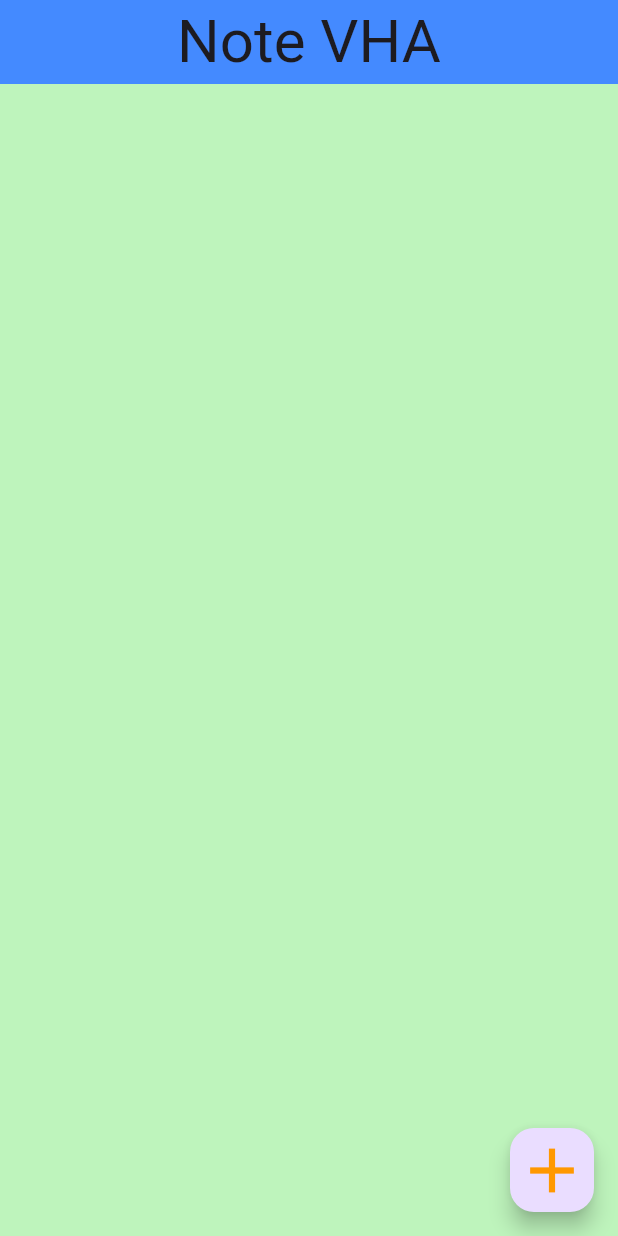
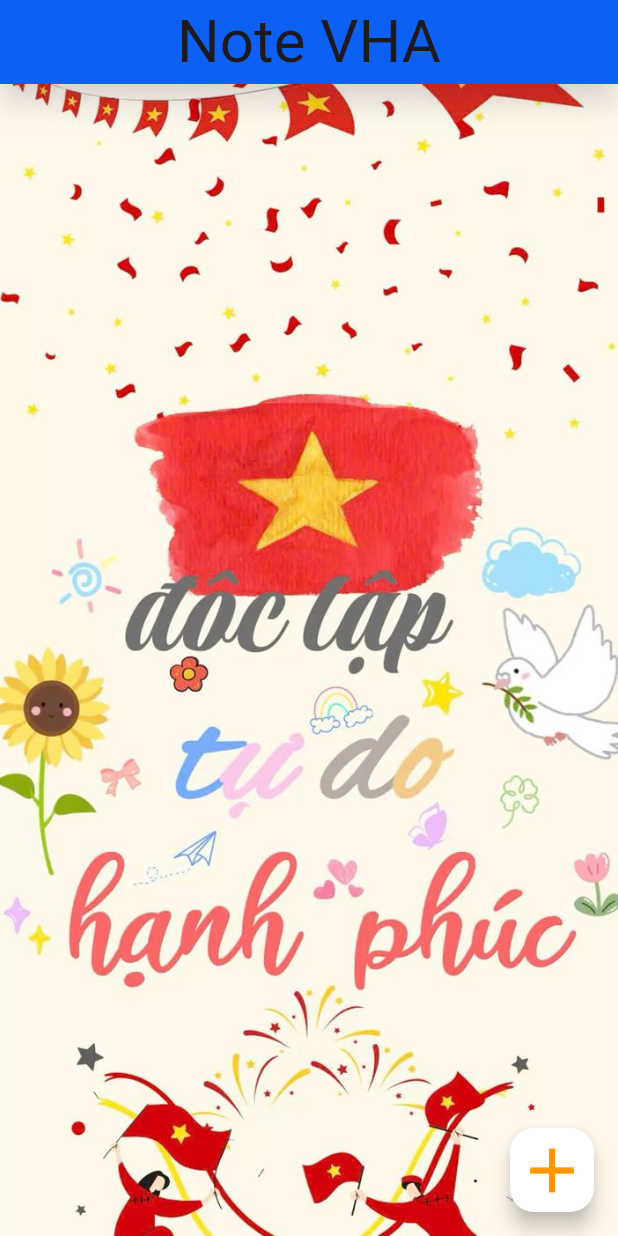
Before and after one commit to Eng-BuiVietHa/vha_note, a Flutter app: the screen it shows after launch, on a phone screen of 412 x 824 dp. Run offline on Flutter 3.47's test engine with Material 3 defaults, Android fonts, the phone set to English and light mode, and no system bars; missing offline and left inert: confirm_dialog.

Commit message:
App Note make by Bui Viet Ha

```diff
--- a/lib/main.dart
+++ b/lib/main.dart
@@ -1,7 +1,6 @@
 import 'package:flutter/material.dart';
 import 'package:vha_note/widget/GhiChuMoi_widget.dart';
 import 'package:vha_note/widget/NhapGhiChu_widget.dart';
-
 import 'model/items.dart';
 
 void main() {
@@ -45,22 +44,36 @@ class _MyAppState extends State<MyApp> {
   @override
   Widget build(BuildContext context){
     return Scaffold (
-      backgroundColor: const Color.fromARGB(255, 190, 244, 188),
+
       appBar: AppBar(
         centerTitle: true,
         title: const Text(
           'Note VHA',
           style:TextStyle(fontSize: 40),
         ),
-        backgroundColor: Colors.blueAccent,
-
+        backgroundColor: Color.fromARGB(255, 1, 98, 255),
+        elevation: 8,
+        shadowColor: const Color.fromARGB(255, 63, 19, 82).withOpacity(0.3),
       ),
-      body: SingleChildScrollView(
-        padding: EdgeInsets.symmetric(horizontal: 20,vertical:20),
-        child: Column(
-          children: items.map((item) => GhiChuMoi(
-            index : items.indexOf(item),
-            item : item, xoa: XoaGhiChu,sua: SuaGhiChu,)).toList(),
+      body: Container(
+        width: double.infinity,
+        height: double.infinity,
+        decoration: BoxDecoration(
+          image: DecorationImage(
+            image: AssetImage('assets/background.jpg'),
+            fit: BoxFit.cover,
+          ),
+        ),
+        child: SingleChildScrollView(
+          padding: const EdgeInsets.symmetric(horizontal: 20, vertical: 20),
+          child: Column(
+            children: items.map((item) => GhiChuMoi(
+              index: items.indexOf(item),
+              item: item,
+              xoa: XoaGhiChu,
+              sua: SuaGhiChu,
+            )).toList(),
+          ),
         ),
       ),
       floatingActionButton : FloatingActionButton(
@@ -74,6 +87,7 @@ class _MyAppState extends State<MyApp> {
             },
           );
         },
+        backgroundColor: const Color.fromARGB(255, 255, 255, 255),
         child: Center(
           child: Icon(Icons.add,size: 50,color: Colors.orange,),
         ),
--- a/lib/widget/GhiChuMoi_widget.dart
+++ b/lib/widget/GhiChuMoi_widget.dart
@@ -18,8 +18,8 @@ class GhiChuMoi extends StatelessWidget {
       margin: EdgeInsets.only(bottom: 20),
       decoration:BoxDecoration(
         color: (index%2==0)
-          ? const Color.fromARGB(255, 85, 172, 252)
-          : const Color.fromARGB(222, 251, 76, 76),
+          ? const Color.fromARGB(255, 218, 37, 29)
+          : const Color.fromARGB(255, 255, 255, 0),
         borderRadius:BorderRadius.circular(12),
       ),
       child: Padding(
--- a/pubspec.yaml
+++ b/pubspec.yaml
@@ -57,7 +57,8 @@ flutter:
   # included with your application, so that you can use the icons in
   # the material Icons class.
   uses-material-design: true
-
+  assets:
+    - assets/background.jpg
   # To add assets to your application, add an assets section, like this:
   # assets:
   #   - images/a_dot_burr.jpeg
```
Also changed, not shown: assets/background.jpg (added).
